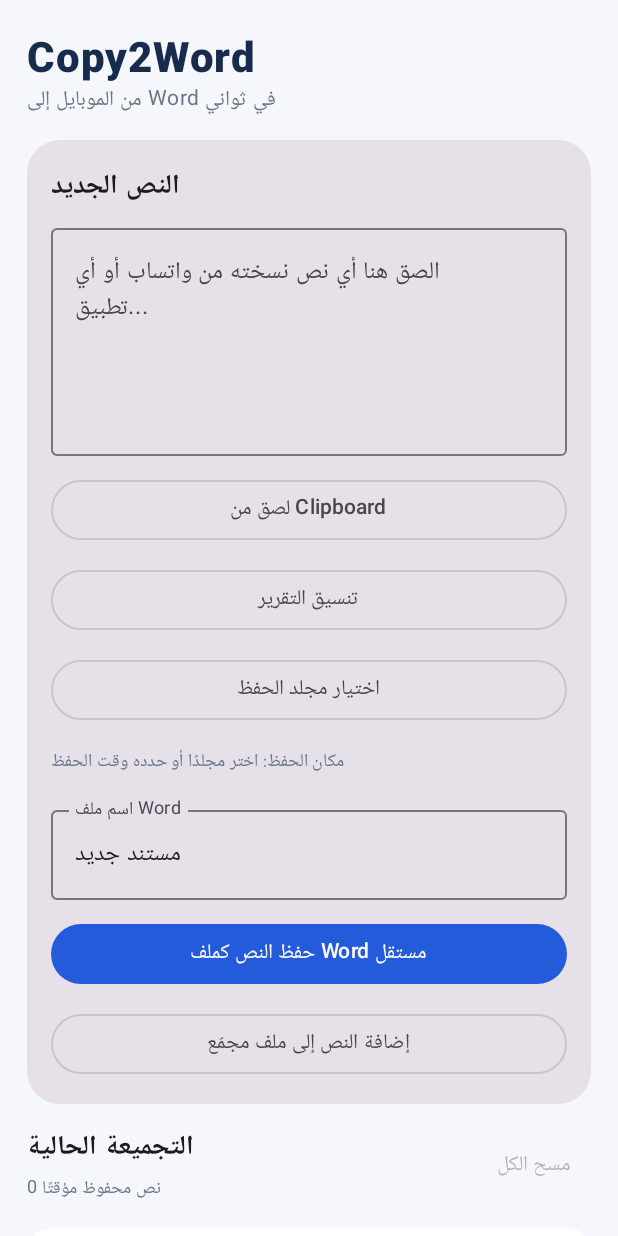
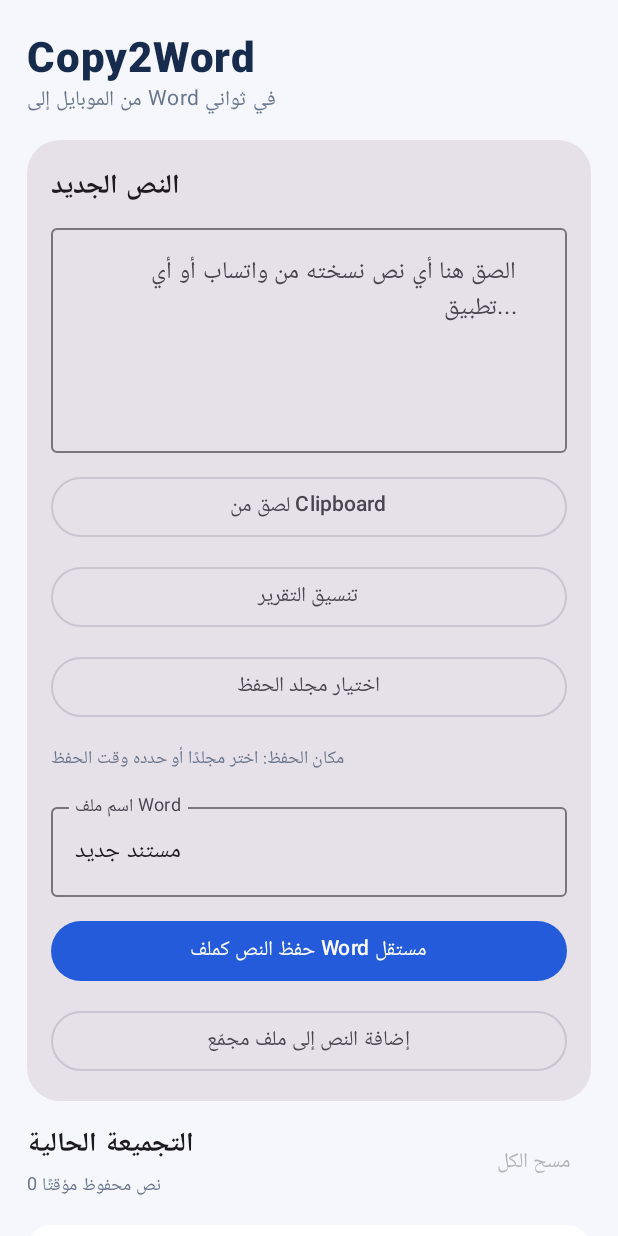
Before and after one commit to Nonocode-byt/First, an Android app built with Jetpack Compose: the screen it shows after launch (MainActivity), on a phone screen of 412 x 824 dp. Run offline under Robolectric (Android 15) with nearby library versions, the phone set to English and light mode, and no system bars.

Commit message:
Set Arabic text input direction to RTL

```diff
--- a/app/src/main/java/com/copy2word/app/MainActivity.kt
+++ b/app/src/main/java/com/copy2word/app/MainActivity.kt
@@ -21,6 +21,9 @@ import androidx.compose.ui.Modifier
 import androidx.compose.ui.graphics.Color
 import androidx.compose.ui.platform.LocalContext
 import androidx.compose.ui.text.font.FontWeight
+import androidx.compose.ui.text.TextStyle
+import androidx.compose.ui.text.style.TextAlign
+import androidx.compose.ui.text.style.TextDirection
 import androidx.compose.ui.unit.dp
 import androidx.compose.ui.unit.sp
 import java.io.ByteArrayOutputStream
@@ -134,7 +137,8 @@ private fun Copy2WordScreen(
                             OutlinedTextField(
                                 value = draft, onValueChange = { draft = it },
                                 modifier = Modifier.fillMaxWidth().heightIn(min = 150.dp),
-                                placeholder = { Text("الصق هنا أي نص نسخته من واتساب أو أي تطبيق...") },
+                                textStyle = TextStyle(textDirection = TextDirection.Rtl, textAlign = TextAlign.Right),
+                                placeholder = { Text("الصق هنا أي نص نسخته من واتساب أو أي تطبيق...", textAlign = TextAlign.Right) },
                                 minLines = 5
                             )
                             OutlinedButton(onClick = {
```
